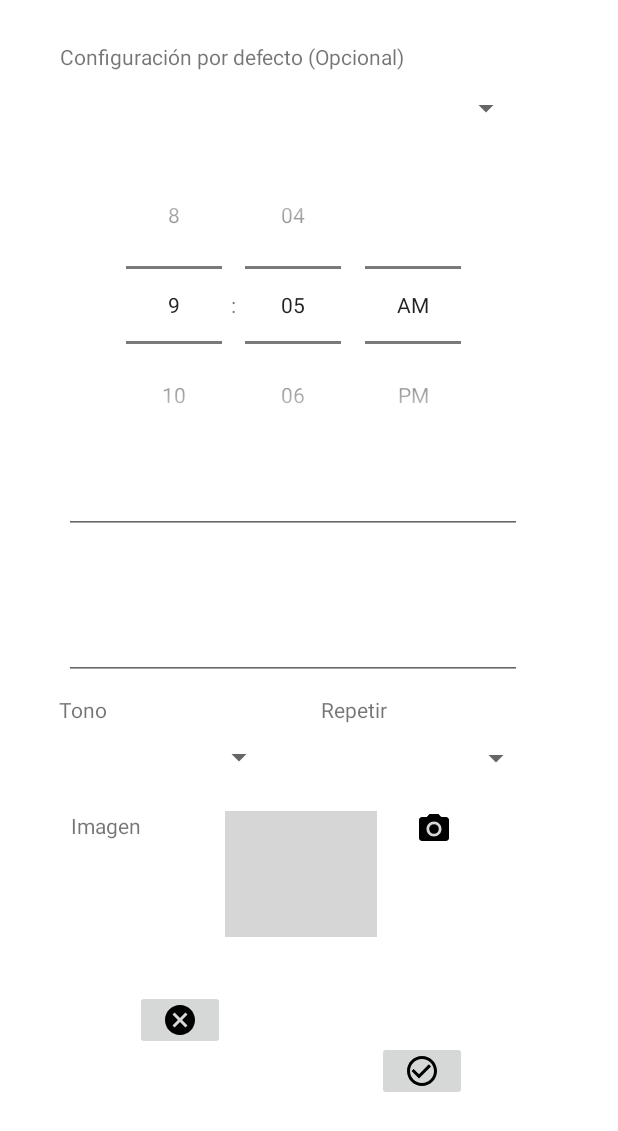
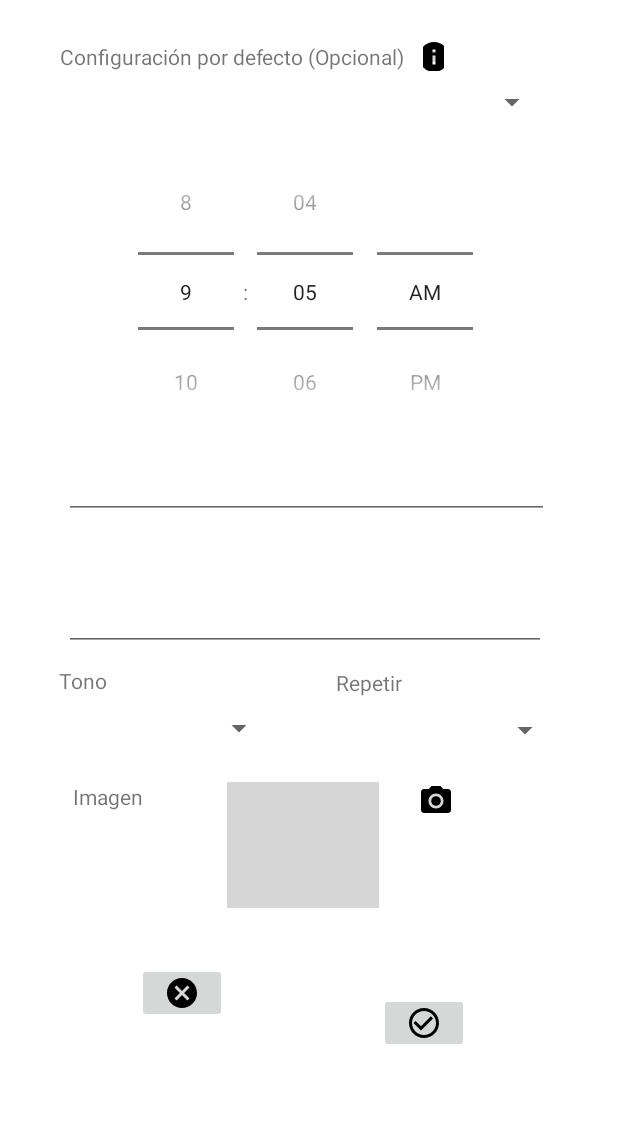
Before and after one commit to JuanSebastianBecerra/b-alert-mobile, an Android app: the layout activity_create_alarm.xml on its own in the app's theme, with its tools: preview values and no code run, on a phone screen of 412 x 824 dp. Shown: the top 1131 px of the screen. Run offline under Robolectric (Android 15) with nearby library versions, the phone set to English and light mode, and no system bars; grey boxes are pictures that could not be loaded.

Commit message:
feat: add info icon

```diff
--- /dev/null
+++ b/app/src/main/res/drawable/baseline_info_24.xml
@@ -0,0 +1,5 @@
+<vector android:height="24dp" android:tint="#000000"
+    android:viewportHeight="24" android:viewportWidth="24"
+    android:width="24dp" xmlns:android="http://schemas.android.com/apk/res/android">
+    <path android:fillColor="@android:color/white" android:pathData="M12,2C6.48,2 2,6.48 2,12s4.48,10 10,10 10,-4.48 10,-10S17.52,2 12,2zM13,17h-2v-6h2v6zM13,9h-2L11,7h2v2z"/>
+</vector>
--- a/app/src/main/res/layout/activity_create_alarm.xml
+++ b/app/src/main/res/layout/activity_create_alarm.xml
@@ -20,9 +20,11 @@
 
     <Spinner
         android:id="@+id/spinnerConfigurations"
-        android:layout_width="305dp"
-        android:layout_height="30dp"
+        android:layout_width="322dp"
+        android:layout_height="21dp"
+        android:layout_marginLeft="35dp"
         android:layout_marginTop="10dp"
+        android:layout_marginRight="35dp"
         app:layout_constraintBottom_toBottomOf="parent"
         app:layout_constraintEnd_toEndOf="parent"
         app:layout_constraintHorizontal_bias="0.397"
@@ -32,10 +34,12 @@
 
     <TimePicker
         android:id="@+id/pickerTime"
-        android:layout_width="305dp"
-        android:layout_height="213dp"
+        android:layout_width="321dp"
+        android:layout_height="211dp"
         android:layout_marginTop="10dp"
         android:timePickerMode="spinner"
+        android:layout_marginLeft="35dp"
+        android:layout_marginRight="35dp"
         app:layout_constraintBottom_toBottomOf="parent"
         app:layout_constraintEnd_toEndOf="parent"
         app:layout_constraintHorizontal_bias="0.404"
@@ -46,9 +50,12 @@
 
     <EditText
         android:id="@+id/editTextName"
-        android:layout_width="305dp"
+        android:layout_width="323dp"
         android:layout_height="28dp"
+        android:layout_marginLeft="35dp"
         android:layout_marginTop="10dp"
+        android:layout_marginRight="35dp"
+        android:autofillHints=""
         android:ems="10"
         android:inputType="textPersonName"
         android:text=""
@@ -58,20 +65,21 @@
         app:layout_constraintStart_toStartOf="parent"
         app:layout_constraintTop_toBottomOf="@+id/pickerTime"
         app:layout_constraintVertical_bias="0.016"
-        android:autofillHints=""
         tools:ignore="LabelFor" />
 
     <EditText
         android:id="@+id/editTextDescription"
-        android:layout_width="305dp"
-        android:layout_height="87dp"
+        android:layout_width="321dp"
+        android:layout_height="78dp"
+        android:layout_marginLeft="35dp"
         android:layout_marginTop="10dp"
+        android:layout_marginRight="35dp"
         android:autofillHints=""
         android:gravity="top"
         android:inputType="text|textMultiLine"
         app:layout_constraintBottom_toBottomOf="parent"
         app:layout_constraintEnd_toEndOf="parent"
-        app:layout_constraintHorizontal_bias="0.397"
+        app:layout_constraintHorizontal_bias="0.379"
         app:layout_constraintStart_toStartOf="parent"
         app:layout_constraintTop_toBottomOf="@+id/editTextName"
         app:layout_constraintVertical_bias="0.0"
@@ -98,10 +106,10 @@
         android:text="@string/replay"
         app:layout_constraintBottom_toBottomOf="parent"
         app:layout_constraintEnd_toEndOf="parent"
-        app:layout_constraintHorizontal_bias="0.582"
+        app:layout_constraintHorizontal_bias="0.609"
         app:layout_constraintStart_toStartOf="parent"
         app:layout_constraintTop_toBottomOf="@+id/editTextDescription"
-        app:layout_constraintVertical_bias="0.0" />
+        app:layout_constraintVertical_bias="0.003" />
 
     <Spinner
         android:id="@+id/spinnerTone"
@@ -122,16 +130,18 @@
         android:layout_marginTop="10dp"
         app:layout_constraintBottom_toBottomOf="parent"
         app:layout_constraintEnd_toEndOf="parent"
-        app:layout_constraintHorizontal_bias="0.786"
+        app:layout_constraintHorizontal_bias="0.858"
         app:layout_constraintStart_toStartOf="parent"
         app:layout_constraintTop_toBottomOf="@+id/textViewReplay"
-        app:layout_constraintVertical_bias="0.003" />
+        app:layout_constraintVertical_bias="0.0" />
 
     <ImageView
         android:id="@+id/imageViewAlarm"
         android:layout_width="101dp"
         android:layout_height="84dp"
         android:layout_marginTop="24dp"
+        android:layout_marginLeft="35dp"
+        android:layout_marginRight="35dp"
         app:layout_constraintBottom_toBottomOf="parent"
         app:layout_constraintEnd_toEndOf="parent"
         app:layout_constraintHorizontal_bias="0.482"
@@ -158,14 +168,14 @@
         android:layout_height="23dp"
         android:layout_marginStart="20dp"
         android:layout_marginTop="23dp"
+        android:contentDescription="@string/description"
         app:layout_constraintBottom_toBottomOf="parent"
         app:layout_constraintEnd_toEndOf="parent"
-        app:layout_constraintHorizontal_bias="0.037"
+        app:layout_constraintHorizontal_bias="0.038"
         app:layout_constraintStart_toEndOf="@+id/imageViewAlarm"
         app:layout_constraintTop_toBottomOf="@+id/spinnerReplay"
         app:layout_constraintVertical_bias="0.0"
-        tools:srcCompat="@drawable/baseline_photo_camera_24"
-        android:contentDescription="@string/description" />
+        tools:srcCompat="@drawable/baseline_photo_camera_24" />
 
     <ImageButton
         android:id="@+id/imageButtonCancel"
@@ -187,15 +197,29 @@
         android:layout_width="60dp"
         android:layout_height="40dp"
         android:layout_marginBottom="88dp"
+        android:contentDescription="@string/description"
         app:layout_constraintBottom_toBottomOf="parent"
+
         app:layout_constraintEnd_toEndOf="parent"
-
         app:layout_constraintHorizontal_bias="0.0"
         app:layout_constraintStart_toEndOf="@+id/imageViewAlarm"
         app:layout_constraintTop_toBottomOf="@+id/imageViewAlarm"
-        app:layout_constraintVertical_bias="0.969"
-        tools:srcCompat="@drawable/baseline_check_circle_outline_24"
-        android:contentDescription="@string/description" />
+        app:layout_constraintVertical_bias="0.622"
+        tools:srcCompat="@drawable/baseline_check_circle_outline_24" />
+
+    <ImageButton
+        android:id="@+id/imageButton5"
+        android:layout_width="14dp"
+        android:layout_height="19dp"
+        android:layout_marginStart="12dp"
+        android:layout_marginBottom="10dp"
+        app:layout_constraintBottom_toTopOf="@+id/spinnerConfigurations"
+        app:layout_constraintEnd_toEndOf="parent"
+        app:layout_constraintHorizontal_bias="0.0"
+        app:layout_constraintStart_toEndOf="@+id/textViewConfiguration"
+        app:layout_constraintTop_toTopOf="parent"
+        app:layout_constraintVertical_bias="1.0"
+        tools:srcCompat="@drawable/baseline_info_24" />
 
 
 </androidx.constraintlayout.widget.ConstraintLayout>
```
